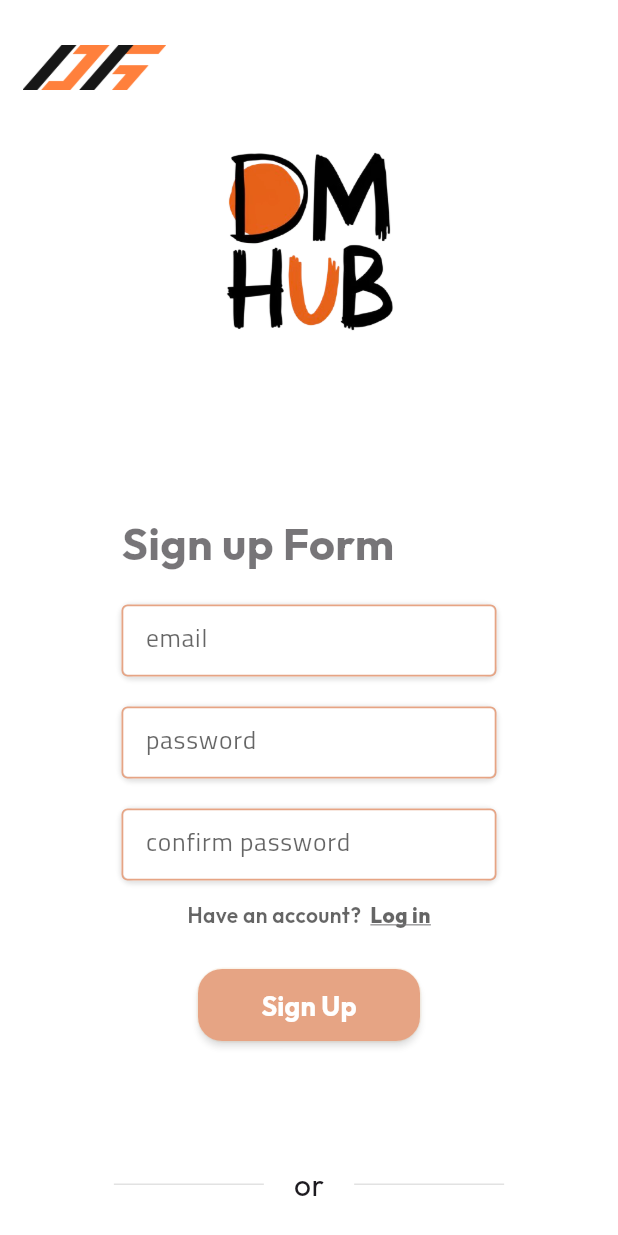
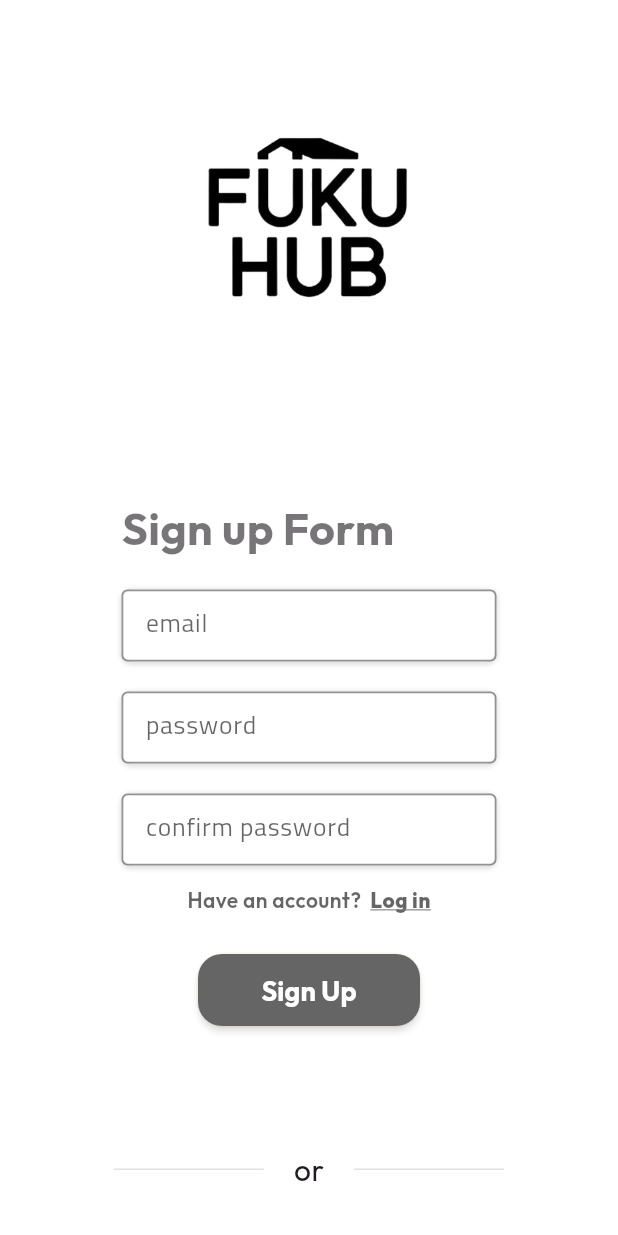
Before and after one commit to mmig01/fukuhub, a Flutter app: the screen it shows after launch, after a tap on "Sign up", on a phone screen of 412 x 824 dp. Run offline on Flutter 3.47's test engine with Material 3 defaults, Android fonts, the phone set to English and light mode, and no system bars; our stand-ins replace firebase_auth, firebase_core, firebase_database, firebase_storage, google_sign_in, shared_preferences; missing offline and left inert: image_picker_web; accounts and stored records are empty; network calls fail.

```diff
--- a/lib/main.dart
+++ b/lib/main.dart
@@ -42,11 +42,7 @@ class _MyAppState extends State<MyApp> {
     return MaterialApp(
       theme:
           ThemeData(primaryColor: Colors.white, fontFamily: 'Sunflower-Light'),
-      home: _user != null
-          ? const Homepage()
-          : const HomeScreen(
-              isFirstNavigated: true,
-            ),
+      home: _user != null ? const Homepage() : const HomeScreen(),
     );
   }
 }
--- a/lib/screens/after_login_screen/homepage.dart
+++ b/lib/screens/after_login_screen/homepage.dart
@@ -20,8 +20,8 @@ class HomepageState extends State<Homepage> {
   LionUserModel? lionUserModel;
   Future<List<LionUserModel>>? users;
   final FirebaseDatabase _realtime = FirebaseDatabase.instance;
-  final String logo = 'assets/images/dk_logo.png';
-  final String mainPicture = "assets/images/dm_hub.png";
+  final String logo = 'assets/images/fuku_hub.png';
+  final String mainPicture = "assets/images/fuku_hub.png";
   StreamSubscription<User?>? _authSubscription;
   final ScrollController _scrollController = ScrollController();
   double _sliderValue = 0;
--- a/lib/screens/after_login_screen/my_page_screen.dart
+++ b/lib/screens/after_login_screen/my_page_screen.dart
@@ -22,8 +22,8 @@ enum ChooseMethod { name, description, track, mbti }
 class _MyPageScreenState extends State<MyPageScreen> {
   final FirebaseDatabase _realtime = FirebaseDatabase.instance;
   StreamSubscription<User?>? _authSubscription; // StreamSubscription 변수 추가
-  final String logo = 'assets/images/dk_logo.png';
-  final String mainPicture = "assets/images/dm_hub.png";
+  final String logo = 'assets/images/fuku_hub.png';
+  final String mainPicture = "assets/images/fuku_hub.png";
 
   final storageRef = FirebaseStorage.instance.ref(); // Storage 참조
   User? _user;
--- a/lib/screens/after_login_screen/study_screen.dart
+++ b/lib/screens/after_login_screen/study_screen.dart
@@ -3,7 +3,7 @@ import 'package:flutter/material.dart';
 
 class StudyScreen extends StatelessWidget {
   const StudyScreen({super.key});
-  final String logo = 'assets/images/dk_logo.png';
+  final String logo = 'assets/images/fuku_hub.png';
   final String img = 'assets/images/acho.png';
   @override
   Widget build(BuildContext context) {
--- a/lib/screens/after_login_screen/user_detail_screen.dart
+++ b/lib/screens/after_login_screen/user_detail_screen.dart
@@ -13,7 +13,7 @@ class UserDetailScreen extends StatefulWidget {
 }
 
 class _UserDetailScreenState extends State<UserDetailScreen> {
-  final String logo = 'assets/images/dk_logo.png';
+  final String logo = 'assets/images/fuku_hub.png';
 
   late SharedPreferences prefs;
   bool isLiked = false;
--- a/lib/screens/before_login_screen/home_screen.dart
+++ b/lib/screens/before_login_screen/home_screen.dart
@@ -1,45 +1,39 @@
 import 'package:flutter/material.dart';
-import 'package:fukuhub/screens/before_login_screen/home_screen2.dart';
+import 'package:fukuhub/screens/before_login_screen/login_screen.dart';
 
 class HomeScreen extends StatefulWidget {
-  const HomeScreen({
-    super.key,
-    required this.isFirstNavigated,
-  });
-  final bool isFirstNavigated;
+  const HomeScreen({super.key});
+
   @override
-  State<HomeScreen> createState() => _HomeScreenState();
+  State<HomeScreen> createState() => _HomeScreen2State();
 }
 
-class _HomeScreenState extends State<HomeScreen>
+class _HomeScreen2State extends State<HomeScreen>
     with SingleTickerProviderStateMixin {
-  final String logo = 'assets/images/dk_logo.png';
+  final String mainPicture = "assets/images/fuku_hub.png";
   bool _logoVisible = false;
 
   @override
   void initState() {
     super.initState();
-    if (widget.isFirstNavigated) {
-      Future.delayed(const Duration(seconds: 1), () {
+    Future.delayed(const Duration(milliseconds: 500), () {
       if (mounted) {
         setState(() {
           _logoVisible = true;
         });
       }
     });
-    } else {
-      _logoVisible = true;
-    }
-    // 위젯이 완전히 빌드된 후에 호출
-    WidgetsBinding.instance.addPostFrameCallback((_) {
+
     // 3초 후에 자동으로 다음 페이지로 이동
-      Future.delayed(const Duration(milliseconds: 1800), () {
+    Future.delayed(const Duration(milliseconds: 1500), () {
       if (mounted) {
         Navigator.push(
           context,
           PageRouteBuilder(
             pageBuilder: (context, animation, secondaryAnimation) =>
-                  const HomeScreen2(),
+                const Login(
+              isFirstNavigatedSocialLoginButton: true,
+            ),
             transitionsBuilder:
                 (context, animation, secondaryAnimation, child) {
               const begin = 0.0;
@@ -58,7 +52,6 @@ class _HomeScreenState extends State<HomeScreen>
         );
       }
     });
-    });
   }
 
   @override
@@ -69,28 +62,36 @@ class _HomeScreenState extends State<HomeScreen>
           child: Column(
             mainAxisAlignment: MainAxisAlignment.spaceBetween,
             children: [
-            const Row(
+              const Column(
                 children: [
                   SizedBox(
-                  height: 200,
+                    height: 30,
                   ),
                 ],
               ),
               AnimatedOpacity(
                 opacity: _logoVisible ? 1.0 : 0.0,
-                duration: const Duration(milliseconds: 500),
-                child: Hero(tag: logo, child: Image.asset(logo))),
-            const Row(
-              mainAxisAlignment: MainAxisAlignment.center,
+                duration: const Duration(milliseconds: 1000),
+                child: Hero(
+                  tag: mainPicture,
+                  child: Image.asset(
+                    mainPicture,
+                  ),
+                ),
+              ),
+              const Column(
+                children: [
+                  Row(
                     children: [
                       SizedBox(
-                  height: 200,
+                        height: 55,
                       ),
                     ],
                   ),
                 ],
               ),
+            ],
           ),
-    );
+        ));
   }
 }
--- a/lib/screens/before_login_screen/home_screen2.dart
+++ /dev/null
@@ -1,112 +0,0 @@
-import 'package:flutter/material.dart';
-import 'package:fukuhub/screens/before_login_screen/login_screen.dart';
-import 'package:fukuhub/widgets/go_to_first_screen_widget.dart';
-
-class HomeScreen2 extends StatefulWidget {
-  const HomeScreen2({super.key});
-
-  @override
-  State<HomeScreen2> createState() => _HomeScreen2State();
-}
-
-class _HomeScreen2State extends State<HomeScreen2>
-    with SingleTickerProviderStateMixin {
-  final String logo = 'assets/images/dk_logo.png';
-  final String mainPicture = "assets/images/dm_hub.png";
-  bool _logoVisible = false;
-
-  @override
-  void initState() {
-    super.initState();
-    Future.delayed(const Duration(milliseconds: 500), () {
-      if (mounted) {
-        setState(() {
-          _logoVisible = true;
-        });
-      }
-    });
-
-    // 3초 후에 자동으로 다음 페이지로 이동
-    Future.delayed(const Duration(milliseconds: 1500), () {
-      if (mounted) {
-        Navigator.push(
-          context,
-          PageRouteBuilder(
-            pageBuilder: (context, animation, secondaryAnimation) =>
-                const Login(
-              isFirstNavigatedSocialLoginButton: true,
-            ),
-            transitionsBuilder:
-                (context, animation, secondaryAnimation, child) {
-              const begin = 0.0;
-              const end = 1.0;
-              final opacityTween = Tween(begin: begin, end: end);
-              final opacityAnimation = animation.drive(opacityTween);
-              return FadeTransition(
-                opacity: opacityAnimation,
-                child: child,
-              );
-            },
-            transitionDuration: const Duration(seconds: 1), // 애니메이션의 길이 설정
-
-            fullscreenDialog: true,
-          ),
-        );
-      }
-    });
-  }
-
-  @override
-  Widget build(BuildContext context) {
-    return Scaffold(
-        backgroundColor: Theme.of(context).primaryColor,
-        body: SingleChildScrollView(
-          child: Column(
-            mainAxisAlignment: MainAxisAlignment.spaceBetween,
-            children: [
-              Column(
-                children: [
-                  const SizedBox(
-                    height: 30,
-                  ),
-                  Row(
-                    children: [
-                      const SizedBox(
-                        width: 15,
-                      ),
-                      SizedBox(
-                        height: 30,
-                        child: Hero(
-                            tag: logo,
-                            child: GoToFirstScreenWidget(logo: logo)),
-                      )
-                    ],
-                  ),
-                ],
-              ),
-              AnimatedOpacity(
-                opacity: _logoVisible ? 1.0 : 0.0,
-                duration: const Duration(milliseconds: 1000),
-                child: Hero(
-                  tag: mainPicture,
-                  child: Image.asset(
-                    mainPicture,
-                  ),
-                ),
-              ),
-              const Column(
-                children: [
-                  Row(
-                    children: [
-                      SizedBox(
-                        height: 55,
-                      ),
-                    ],
-                  ),
-                ],
-              ),
-            ],
-          ),
-        ));
-  }
-}
--- a/lib/screens/before_login_screen/login_screen.dart
+++ b/lib/screens/before_login_screen/login_screen.dart
@@ -2,7 +2,6 @@ import 'package:flutter/material.dart';
 import 'package:firebase_auth/firebase_auth.dart';
 import 'package:fukuhub/screens/after_login_screen/homepage.dart';
 import 'signup_screen.dart';
-import 'package:fukuhub/widgets/go_to_first_screen_widget.dart';
 import 'package:fukuhub/widgets/total_login_widget.dart';
 import 'package:fukuhub/widgets/orange_rounded_button.dart';
 import 'package:fukuhub/widgets/textbox_widget.dart';
@@ -17,8 +16,7 @@ class Login extends StatefulWidget {
 }
 
 class _LoginState extends State<Login> {
-  final String logo = 'assets/images/dk_logo.png';
-  final String mainPicture = "assets/images/dm_hub.png";
+  final String mainPicture = "assets/images/fuku_hub.png";
   bool _loginColumnVisible = false;
   bool _socialLoginColumnVisible = false;
 
@@ -166,21 +164,7 @@ class _LoginState extends State<Login> {
             Column(
               children: [
                 const SizedBox(
-                  height: 30,
-                ),
-                Row(
-                  children: [
-                    const SizedBox(
-                      width: 15,
-                    ),
-                    SizedBox(
-                      height: 30,
-                      child: Hero(
-                        tag: logo,
-                        child: GoToFirstScreenWidget(logo: logo),
-                      ),
-                    ),
-                  ],
+                  height: 50,
                 ),
                 Row(
                   mainAxisAlignment: MainAxisAlignment.center,
--- a/lib/screens/before_login_screen/signup_screen.dart
+++ b/lib/screens/before_login_screen/signup_screen.dart
@@ -3,7 +3,6 @@ import 'package:flutter/material.dart';
 import 'package:firebase_auth/firebase_auth.dart';
 import 'package:fukuhub/screens/after_login_screen/homepage.dart';
 import 'login_screen.dart';
-import 'package:fukuhub/widgets/go_to_first_screen_widget.dart';
 import 'package:fukuhub/widgets/total_login_widget.dart';
 import 'package:fukuhub/widgets/orange_rounded_button.dart';
 import 'package:fukuhub/widgets/textbox_widget.dart';
@@ -18,8 +17,7 @@ class SignUp extends StatefulWidget {
 }
 
 class _SignUpState extends State<SignUp> {
-  final String logo = 'assets/images/dk_logo.png';
-  final String mainPicture = "assets/images/dm_hub.png";
+  final String mainPicture = "assets/images/fuku_hub.png";
   bool _loginColumnVisible = false;
   bool _socialLoginColumnVisible = false;
   final FirebaseDatabase _realtime = FirebaseDatabase.instance;
@@ -209,21 +207,7 @@ class _SignUpState extends State<SignUp> {
             Column(
               children: [
                 const SizedBox(
-                  height: 30,
-                ),
-                Row(
-                  children: [
-                    const SizedBox(
-                      width: 15,
-                    ),
-                    SizedBox(
-                      height: 30,
-                      child: Hero(
-                        tag: logo,
-                        child: GoToFirstScreenWidget(logo: logo),
-                      ),
-                    ),
-                  ],
+                  height: 50,
                 ),
                 Row(
                   mainAxisAlignment: MainAxisAlignment.center,
--- a/lib/widgets/go_to_first_screen_widget.dart
+++ /dev/null
@@ -1,39 +0,0 @@
-import 'package:flutter/material.dart';
-import 'package:fukuhub/screens/before_login_screen/home_screen.dart';
-
-class GoToFirstScreenWidget extends StatelessWidget {
-  const GoToFirstScreenWidget({
-    super.key,
-    required this.logo,
-  });
-
-  final String logo;
-
-  @override
-  Widget build(BuildContext context) {
-    return GestureDetector(
-        onTap: () => Navigator.push(
-            context,
-            PageRouteBuilder(
-              pageBuilder: (context, animation, secondaryAnimation) =>
-                  const HomeScreen(
-                isFirstNavigated: false,
-              ),
-              transitionsBuilder:
-                  (context, animation, secondaryAnimation, child) {
-                const begin = 0.0;
-                const end = 1.0;
-                final opacityTween = Tween(begin: begin, end: end);
-                final opacityAnimation = animation.drive(opacityTween);
-                return FadeTransition(
-                  opacity: opacityAnimation,
-                  child: child,
-                );
-              },
-              transitionDuration: const Duration(seconds: 1), // 애니메이션의 길이 설정
-
-              fullscreenDialog: true,
-            )),
-        child: Image.asset(logo));
-  }
-}
--- a/lib/widgets/orange_rounded_button.dart
+++ b/lib/widgets/orange_rounded_button.dart
@@ -15,7 +15,7 @@ class OrangeRoundedButton extends StatelessWidget {
   Widget build(BuildContext context) {
     return FloatingActionButton(
       heroTag: heroTag,
-      backgroundColor: const Color(0xffd76833),
+      backgroundColor: Colors.black,
       splashColor: Colors.white.withOpacity(0.2),
       elevation: 2,
       onPressed: method,
--- a/lib/widgets/textbox_widget.dart
+++ b/lib/widgets/textbox_widget.dart
@@ -32,15 +32,15 @@ class TextBoxWidget extends StatelessWidget {
         obscureText: obscureText,
         controller: controller, // Controller 연결
         decoration: InputDecoration(
-          enabledBorder: const OutlineInputBorder(
+          enabledBorder: OutlineInputBorder(
             borderSide: BorderSide(
-              color: Color(0xffd76833), // 기본 상태의 테두리 색상
+              color: Colors.black.withOpacity(0.7), // 기본 상태의 테두리 색상
               width: 1.2,
             ),
           ),
-          focusedBorder: const OutlineInputBorder(
+          focusedBorder: OutlineInputBorder(
             borderSide: BorderSide(
-              color: Color(0xffd76833), // 포커스 상태의 테두리 색상
+              color: Colors.black.withOpacity(0.7), // 포커스 상태의 테두리 색상
               width: 2.0, // 테두리 두께
             ),
           ),
--- a/pubspec.yaml
+++ b/pubspec.yaml
@@ -71,9 +71,7 @@ flutter:
 
   # To add assets to your application, add an assets section, like this:
   assets:
-    - assets/images/dk_logo.png
-    - assets/images/dm_hub.png
-
+    - assets/images/fuku_hub.png
     - assets/images/github_logo.png
     - assets/images/google_logo.png
     - assets/images/apple_logo.png
```
Also changed, not shown: lib/widgets/total_app_bar_widget.dart (+7 -2 lines), assets/images/fuku_hub.png (added), firebase.json, lib/firebase_options.dart, 4 other files. Lines whose indentation alone changed are shown as unchanged.
